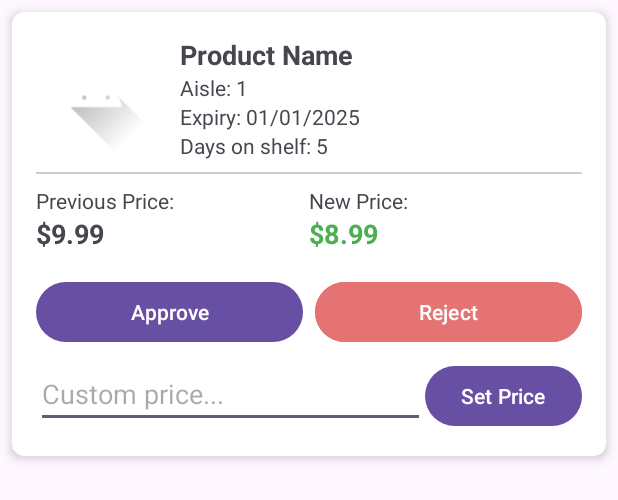
After one commit to ClubEijay/ReFresh-Dynamic-Pricing-For-Perishable-Goods-, an Android app: the layout item_price_approval.xml on its own in the app's theme, with its tools: preview values and no code run, on a phone screen of 412 x 824 dp. The commit adds this screen. Shown: the top 500 px of the screen. Run offline under Robolectric (Android 15) with nearby library versions, the phone set to English and light mode, and no system bars.

Commit message:
Implemented Dynamic Pricing Engine and Price Approval Workflow
## Model Changes
- Enhanced `Product` data class with fields required for dynamic pricing:
  - `basePrice` and `markdownRate` to manage dynamic price calculations
  - `currentPrice` to track the adjusted price
  - `dateAdded` and `lastChecked` for time tracking
  - `daysOnShelf` to track shelf life
  - `isPriceApproved` flag for vendor approval workflow

## API Endpoints
- Added new API endpoints to the `ApiService` interface:
  - `/simulate-next-day` to trigger daily price calculations
  - `/approve-price/{productId}` for approving price changes
  - `/update-product/{productId}` for manual price updates
  - `/pending-price-changes/{email}` to fetch products pending approval

## UI Implementation
- Updated `dialog_add_product.xml` with fields for base price and markdown rate
- Created `activity_price_approval.xml` for the price approval dashboard
- Created `item_price_approval.xml` for displaying individual price change items
- Added Price Approval to the navigation drawer menu

## Logic Implementation
- Enhanced `Dashboard.kt` to support:
  - Collection of markdown rates when adding new products
  - Display of original vs. current prices
  - Display of days on shelf information
- Created `PriceApprovalActivity.kt` with functionality for:
  - Approving suggested price changes
  - Rejecting price adjustments
  - Setting custom prices
  - Simulating the next day (which triggers price recalculations)

## Integration
- Updated the Android Manifest to register the new PriceApprovalActivity
- Added navigation from main menu to the price approval screen

```diff
--- a/app/src/main/AndroidManifest.xml
+++ b/app/src/main/AndroidManifest.xml
@@ -58,5 +58,8 @@
                 <category android:name="android.intent.category.LAUNCHER" />
             </intent-filter>
         </activity>
+        <activity
+            android:name=".PriceApprovalActivity"
+            android:exported="false" />
     </application>
 </manifest>
--- /dev/null
+++ b/app/src/main/res/layout/item_price_approval.xml
@@ -0,0 +1,168 @@
+<?xml version="1.0" encoding="utf-8"?>
+<androidx.cardview.widget.CardView xmlns:android="http://schemas.android.com/apk/res/android"
+    xmlns:app="http://schemas.android.com/apk/res-auto"
+    android:layout_width="match_parent"
+    android:layout_height="wrap_content"
+    android:layout_margin="8dp"
+    app:cardCornerRadius="8dp"
+    app:cardElevation="4dp">
+
+    <LinearLayout
+        android:layout_width="match_parent"
+        android:layout_height="wrap_content"
+        android:orientation="vertical"
+        android:padding="16dp">
+
+        <LinearLayout
+            android:layout_width="match_parent"
+            android:layout_height="wrap_content"
+            android:orientation="horizontal">
+
+            <ImageView
+                android:id="@+id/productImageView"
+                android:layout_width="80dp"
+                android:layout_height="80dp"
+                android:scaleType="centerCrop"
+                android:src="@drawable/ic_launcher_foreground" />
+
+            <LinearLayout
+                android:layout_width="0dp"
+                android:layout_height="wrap_content"
+                android:layout_marginStart="16dp"
+                android:layout_weight="1"
+                android:orientation="vertical">
+
+                <TextView
+                    android:id="@+id/productNameTextView"
+                    android:layout_width="match_parent"
+                    android:layout_height="wrap_content"
+                    android:text="Product Name"
+                    android:textSize="18sp"
+                    android:textStyle="bold" />
+
+                <TextView
+                    android:id="@+id/productCategoryTextView"
+                    android:layout_width="match_parent"
+                    android:layout_height="wrap_content"
+                    android:text="Aisle: 1"
+                    android:textSize="14sp" />
+
+                <TextView
+                    android:id="@+id/productExpiryTextView"
+                    android:layout_width="match_parent"
+                    android:layout_height="wrap_content"
+                    android:text="Expiry: 01/01/2025"
+                    android:textSize="14sp" />
+
+                <TextView
+                    android:id="@+id/daysOnShelfTextView"
+                    android:layout_width="match_parent"
+                    android:layout_height="wrap_content"
+                    android:text="Days on shelf: 5"
+                    android:textSize="14sp" />
+            </LinearLayout>
+        </LinearLayout>
+
+        <View
+            android:layout_width="match_parent"
+            android:layout_height="1dp"
+            android:layout_marginTop="8dp"
+            android:layout_marginBottom="8dp"
+            android:background="#CCCCCC" />
+
+        <LinearLayout
+            android:layout_width="match_parent"
+            android:layout_height="wrap_content"
+            android:orientation="horizontal">
+
+            <LinearLayout
+                android:layout_width="0dp"
+                android:layout_height="wrap_content"
+                android:layout_weight="1"
+                android:orientation="vertical">
+
+                <TextView
+                    android:layout_width="match_parent"
+                    android:layout_height="wrap_content"
+                    android:text="Previous Price:"
+                    android:textSize="14sp" />
+
+                <TextView
+                    android:id="@+id/previousPriceTextView"
+                    android:layout_width="match_parent"
+                    android:layout_height="wrap_content"
+                    android:text="$9.99"
+                    android:textSize="18sp"
+                    android:textStyle="bold" />
+            </LinearLayout>
+
+            <LinearLayout
+                android:layout_width="0dp"
+                android:layout_height="wrap_content"
+                android:layout_weight="1"
+                android:orientation="vertical">
+
+                <TextView
+                    android:layout_width="match_parent"
+                    android:layout_height="wrap_content"
+                    android:text="New Price:"
+                    android:textSize="14sp" />
+
+                <TextView
+                    android:id="@+id/newPriceTextView"
+                    android:layout_width="match_parent"
+                    android:layout_height="wrap_content"
+                    android:text="$8.99"
+                    android:textColor="#4CAF50"
+                    android:textSize="18sp"
+                    android:textStyle="bold" />
+            </LinearLayout>
+        </LinearLayout>
+
+        <LinearLayout
+            android:layout_width="match_parent"
+            android:layout_height="wrap_content"
+            android:layout_marginTop="16dp"
+            android:orientation="horizontal">
+
+            <Button
+                android:id="@+id/btnApprove"
+                android:layout_width="0dp"
+                android:layout_height="wrap_content"
+                android:layout_marginEnd="4dp"
+                android:layout_weight="1"
+                android:text="Approve" />
+
+            <Button
+                android:id="@+id/btnReject"
+                android:layout_width="0dp"
+                android:layout_height="wrap_content"
+                android:layout_marginStart="4dp"
+                android:layout_weight="1"
+                android:backgroundTint="#E57373"
+                android:text="Reject" />
+        </LinearLayout>
+
+        <LinearLayout
+            android:id="@+id/customPriceLayout"
+            android:layout_width="match_parent"
+            android:layout_height="wrap_content"
+            android:layout_marginTop="8dp"
+            android:orientation="horizontal">
+
+            <EditText
+                android:id="@+id/customPriceEditText"
+                android:layout_width="0dp"
+                android:layout_height="wrap_content"
+                android:layout_weight="1"
+                android:hint="Custom price..."
+                android:inputType="numberDecimal" />
+
+            <Button
+                android:id="@+id/btnSetCustomPrice"
+                android:layout_width="wrap_content"
+                android:layout_height="wrap_content"
+                android:text="Set Price" />
+        </LinearLayout>
+    </LinearLayout>
+</androidx.cardview.widget.CardView>
--- a/app/src/main/res/menu/drawer_menu.xml
+++ b/app/src/main/res/menu/drawer_menu.xml
@@ -3,6 +3,10 @@
         android:id="@+id/nav_sales_report"
         android:icon="@drawable/sales_report_pic"
         android:title="Sales Report" />
+    <item
+        android:id="@+id/nav_price_approval"
+        android:icon="@drawable/settings_pic"
+        android:title="Price Approval" />
     <item
         android:id="@+id/nav_profile"
         android:icon="@drawable/profile_img"
```
Also changed, not shown: app/src/main/java/com/example/refresh/ApiService.kt (+12 -0 lines), app/src/main/java/com/example/refresh/Dashboard.kt (+44 -10 lines), app/src/main/java/com/example/refresh/PriceApprovalActivity.kt (added, +298 -0 lines), app/src/main/java/com/example/refresh/Product.kt (+9 -3 lines), app/src/main/res/layout/activity_price_approval.xml (added, +85 -0 lines), app/src/main/res/layout/dialog_add_product.xml (+9 -2 lines).
